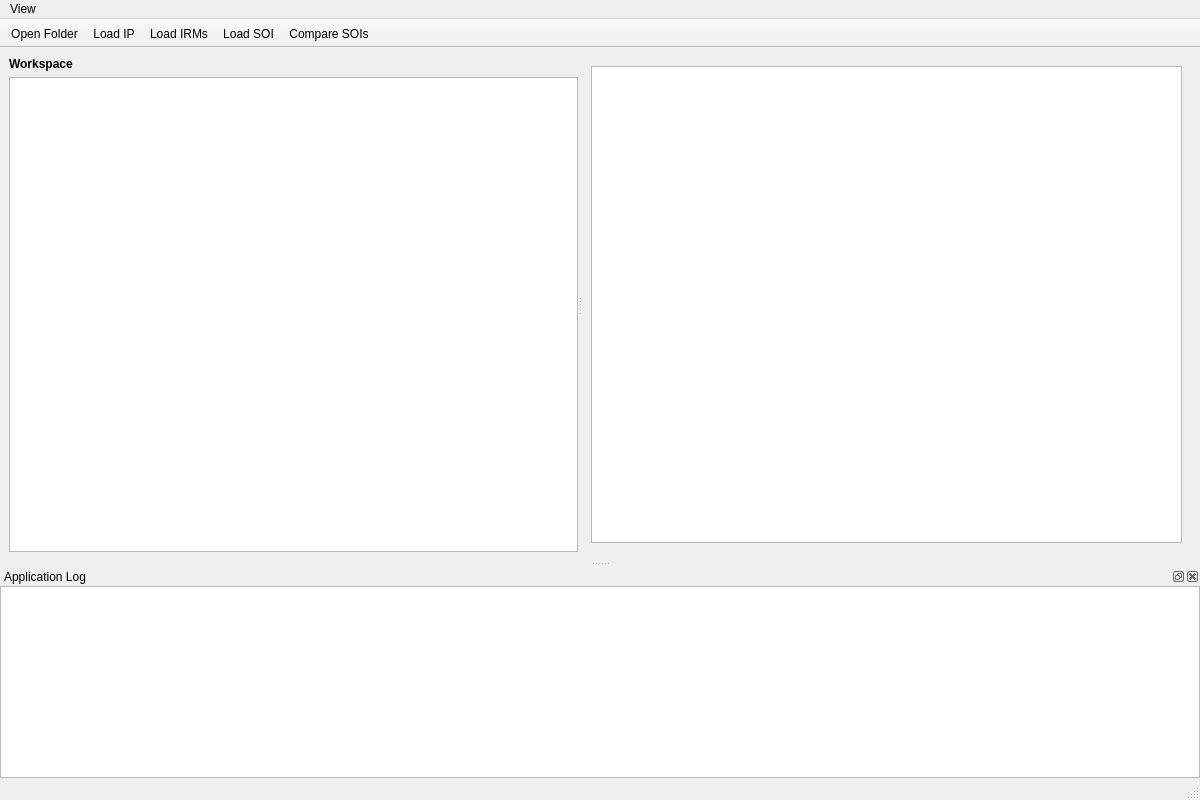
Old version of the form UI/mainwindow.ui in the repository yurii-sam/IP-Loader.
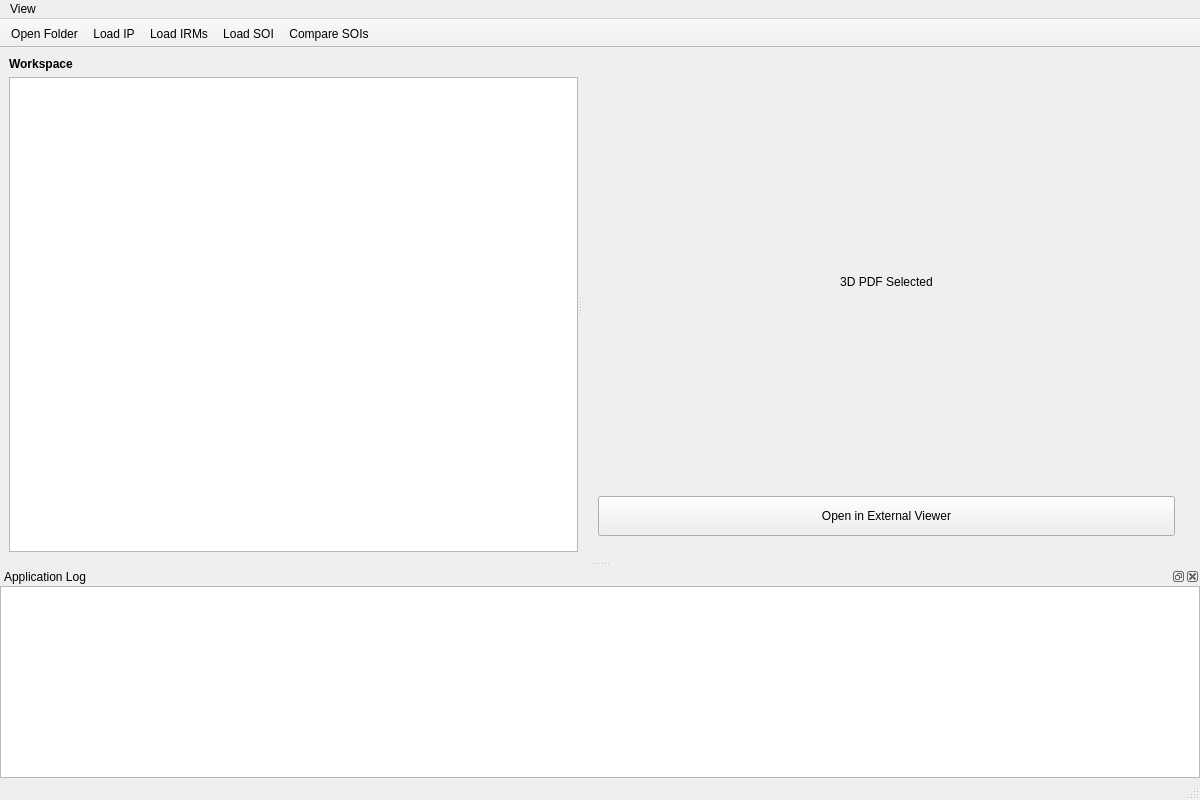
New version of the form. The open tabs and pages were chosen to show the change. Icons and pictures are not drawn.

```diff
--- a/UI/mainwindow.ui
+++ b/UI/mainwindow.ui
@@ -69,6 +69,65 @@
          </item>
         </layout>
        </widget>
+       <widget class="QWidget" name="pdfPage">
+        <layout class="QVBoxLayout" name="verticalLayout_pdf">
+         <item>
+          <spacer name="verticalSpacerTop">
+           <property name="orientation">
+            <enum>Qt::Vertical</enum>
+           </property>
+          </spacer>
+         </item>
+         <item>
+          <widget class="QLabel" name="labelPdfNotice">
+           <property name="text">
+            <string>3D PDF Selected</string>
+           </property>
+           <property name="alignment">
+            <set>Qt::AlignCenter</set>
+           </property>
+          </widget>
+         </item>
+         <item>
+          <layout class="QHBoxLayout" name="horizontalLayout_pdfBtn">
+           <item>
+            <spacer name="horizontalSpacerLeft">
+             <property name="orientation">
+              <enum>Qt::Horizontal</enum>
+             </property>
+            </spacer>
+           </item>
+           <item>
+            <widget class="QPushButton" name="btnOpenPdf">
+             <property name="minimumSize">
+              <size>
+               <width>200</width>
+               <height>40</height>
+              </size>
+             </property>
+             <property name="text">
+              <string>Open in External Viewer</string>
+             </property>
+            </widget>
+           </item>
+           <item>
+            <spacer name="horizontalSpacerRight">
+             <property name="orientation">
+              <enum>Qt::Horizontal</enum>
+             </property>
+            </spacer>
+           </item>
+          </layout>
+         </item>
+         <item>
+          <spacer name="verticalSpacerBottom">
+           <property name="orientation">
+            <enum>Qt::Vertical</enum>
+           </property>
+          </spacer>
+         </item>
+        </layout>
+       </widget>
       </widget>
      </widget>
     </item>
```
Left out of the diff: 2 changed lines with no effect on the pictures.
